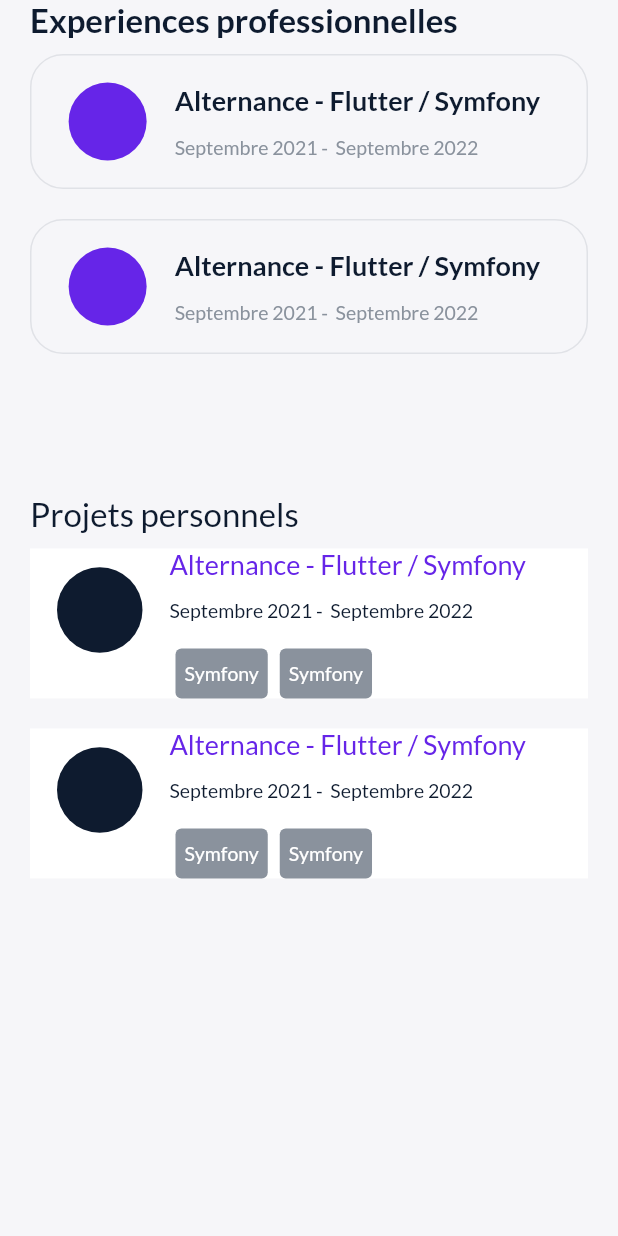
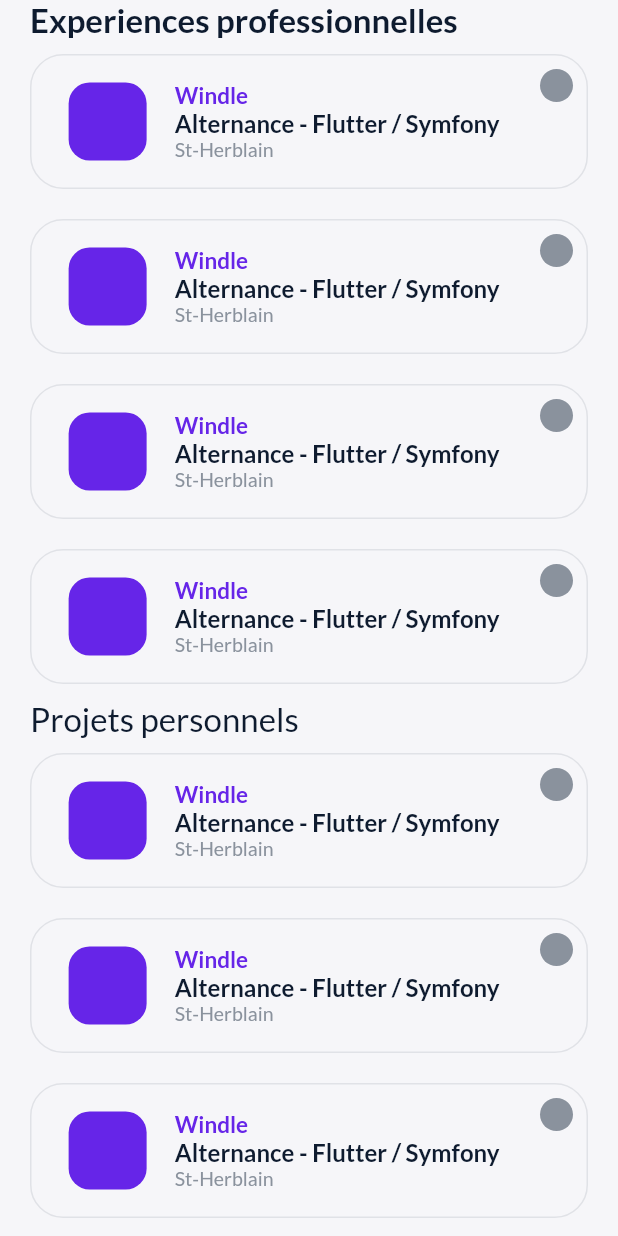
Before and after one commit to BaptisteLecat/portfolio_app, a Flutter app: the PracticesView screen opened directly, on a phone screen of 412 x 824 dp. Run offline on Flutter 3.47's test engine with Material 2 defaults, Android fonts, the phone set to English and light mode, and no system bars; our stand-ins replace bloc, equatable, flutter_bloc, liquid_swipe.

Commit message:
Rework practices cards.

```diff
--- a/lib/presentation/feature/practice/view/practices_view.dart
+++ b/lib/presentation/feature/practice/view/practices_view.dart
@@ -1,4 +1,6 @@
 import 'package:flutter/material.dart';
+import 'package:portfolio_app/presentation/feature/practice/screen/practice_screen.dart';
+import 'package:portfolio_app/presentation/feature/practice/widget/practice_card.dart';
 import 'package:portfolio_app/presentation/widget/theme/colors.dart';
 
 class PracticesView extends StatelessWidget {
@@ -10,12 +12,14 @@ class PracticesView extends StatelessWidget {
         body: SafeArea(
       child: Padding(
         padding: const EdgeInsets.symmetric(horizontal: 20),
+        child: SingleChildScrollView(
           child: Flex(
+            mainAxisSize: MainAxisSize.min,
             direction: Axis.vertical,
             children: [
-            Expanded(
-              flex: 2,
+              SizedBox(
                 child: Column(
+                  mainAxisSize: MainAxisSize.min,
                   crossAxisAlignment: CrossAxisAlignment.start,
                   children: [
                     Text(
@@ -23,68 +27,28 @@ class PracticesView extends StatelessWidget {
                       style: Theme.of(context).textTheme.headline4!.copyWith(
                           color: secondaryColor, fontWeight: FontWeight.w600),
                     ),
-                  Expanded(
+                    SizedBox(
                       child: ListView.builder(
-                        itemCount: 2,
+                          physics: NeverScrollableScrollPhysics(),
+                          shrinkWrap: true,
+                          itemCount: 4,
                           itemBuilder: ((context, index) {
-                          return Container(
-                            margin: const EdgeInsets.symmetric(vertical: 10),
-                            height: 90,
-                            padding: const EdgeInsets.all(6),
-                            decoration: BoxDecoration(
-                              border: Border.all(
-                                  color:
-                                      secondaryColorBrighter.withOpacity(0.2),
-                                  width: 1),
-                              borderRadius: BorderRadius.circular(22),
-                            ),
-                            child: Row(children: [
-                              Expanded(
-                                flex: 1,
-                                child: Padding(
-                                  padding: const EdgeInsets.all(12),
-                                  child: Container(
-                                      decoration: BoxDecoration(
-                                          shape: BoxShape.circle,
-                                          color: primaryColor)),
-                                ),
-                              ),
-                              Expanded(
-                                flex: 3,
-                                child: Column(
-                                  mainAxisAlignment:
-                                      MainAxisAlignment.spaceEvenly,
-                                  crossAxisAlignment: CrossAxisAlignment.start,
-                                  children: [
-                                    Text(
-                                      "Alternance - Flutter / Symfony",
-                                      style: Theme.of(context)
-                                          .textTheme
-                                          .headline6!
-                                          .copyWith(
-                                              color: secondaryColor,
-                                              fontWeight: FontWeight.w600),
-                                    ),
-                                    Text(
-                                      "Septembre 2021 -  Septembre 2022",
-                                      style: Theme.of(context)
-                                          .textTheme
-                                          .bodyText2!
-                                          .copyWith(
-                                              color: secondaryColorBrighter),
-                                    ),
-                                  ],
-                                ),
-                              )
-                            ]),
-                          );
+                            return GestureDetector(
+                                onTap: (() {
+                                  Navigator.push(
+                                      context,
+                                      MaterialPageRoute(
+                                          builder: ((context) =>
+                                              PracticeScreen())));
+                                }),
+                                child: PracticeCard());
                           })),
                     ),
                   ],
                 ),
               ),
-            Expanded(
-              flex: 3,
+              Flexible(
+                flex: 4,
                 child: Column(
                   crossAxisAlignment: CrossAxisAlignment.start,
                   children: [
@@ -95,83 +59,13 @@ class PracticesView extends StatelessWidget {
                           .headline4!
                           .copyWith(color: secondaryColor),
                     ),
-                  Expanded(
+                    SizedBox(
                       child: ListView.builder(
-                        itemCount: 2,
+                          itemCount: 5,
+                          physics: NeverScrollableScrollPhysics(),
+                          shrinkWrap: true,
                           itemBuilder: ((context, index) {
-                          return Container(
-                            margin: EdgeInsets.symmetric(vertical: 10),
-                            height: 100,
-                            color: lightBackgroundColor,
-                            child: Row(children: [
-                              Expanded(
-                                flex: 1,
-                                child: Padding(
-                                  padding: const EdgeInsets.only(
-                                      bottom: 18.0, left: 18, right: 18),
-                                  child: Container(
-                                      decoration: BoxDecoration(
-                                          shape: BoxShape.circle,
-                                          color: secondaryColor)),
-                                ),
-                              ),
-                              Expanded(
-                                flex: 3,
-                                child: Column(
-                                  crossAxisAlignment: CrossAxisAlignment.start,
-                                  children: [
-                                    Expanded(
-                                      child: Text(
-                                        "Alternance - Flutter / Symfony",
-                                        style: Theme.of(context)
-                                            .textTheme
-                                            .headline6!
-                                            .copyWith(color: primaryColor),
-                                      ),
-                                    ),
-                                    Expanded(
-                                      child: Text(
-                                        "Septembre 2021 -  Septembre 2022",
-                                        style: Theme.of(context)
-                                            .textTheme
-                                            .bodyText2!
-                                            .copyWith(color: secondaryColor),
-                                      ),
-                                    ),
-                                    Expanded(
-                                      flex: 1,
-                                      child: ListView.builder(
-                                          scrollDirection: Axis.horizontal,
-                                          itemCount: 2,
-                                          itemBuilder: ((context, index) {
-                                            return Container(
-                                              decoration: BoxDecoration(
-                                                  color: secondaryColorBrighter,
-                                                  borderRadius:
-                                                      BorderRadius.circular(4)),
-                                              margin: EdgeInsets.symmetric(
-                                                  horizontal: 4),
-                                              padding: EdgeInsets.symmetric(
-                                                horizontal: 6,
-                                              ),
-                                              child: Center(
-                                                child: Text(
-                                                  "Symfony",
-                                                  style: Theme.of(context)
-                                                      .textTheme
-                                                      .bodyText2!
-                                                      .copyWith(
-                                                          color: Colors.white),
-                                                ),
-                                              ),
-                                            );
-                                          })),
-                                    )
-                                  ],
-                                ),
-                              )
-                            ]),
-                          );
+                            return PracticeCard();
                           })),
                     ),
                   ],
@@ -180,6 +74,7 @@ class PracticesView extends StatelessWidget {
             ],
           ),
         ),
+      ),
     ));
   }
 }
--- /dev/null
+++ b/lib/presentation/feature/practice/widget/practice_card.dart
@@ -0,0 +1,74 @@
+import 'package:flutter/material.dart';
+import 'package:portfolio_app/presentation/widget/theme/colors.dart';
+
+class PracticeCard extends StatelessWidget {
+  const PracticeCard({Key? key}) : super(key: key);
+
+  @override
+  Widget build(BuildContext context) {
+    return Container(
+      margin: const EdgeInsets.symmetric(vertical: 10),
+      height: 90,
+      padding: const EdgeInsets.all(6),
+      decoration: BoxDecoration(
+        border: Border.all(
+            color: secondaryColorBrighter.withOpacity(0.2), width: 1),
+        borderRadius: BorderRadius.circular(22),
+      ),
+      child: Stack(
+        children: [
+          Positioned(
+            top: 3,
+            right: 3,
+            child: Container(
+              decoration: BoxDecoration(
+                  color: secondaryColorBrighter, shape: BoxShape.circle),
+              height: 22,
+              width: 22,
+            ),
+          ),
+          Row(children: [
+            Expanded(
+              flex: 1,
+              child: Center(
+                child: Container(
+                    height: 52,
+                    width: 52,
+                    decoration: BoxDecoration(
+                        color: primaryColor,
+                        borderRadius: BorderRadius.circular(14))),
+              ),
+            ),
+            Expanded(
+              flex: 3,
+              child: Column(
+                mainAxisAlignment: MainAxisAlignment.spaceEvenly,
+                mainAxisSize: MainAxisSize.min,
+                crossAxisAlignment: CrossAxisAlignment.start,
+                children: [
+                  Text(
+                    "Windle",
+                    style: Theme.of(context).textTheme.bodyText1!.copyWith(
+                        color: primaryColor, fontWeight: FontWeight.w600),
+                  ),
+                  Text(
+                    "Alternance - Flutter / Symfony",
+                    style: Theme.of(context).textTheme.headline6!.copyWith(
+                        color: secondaryColor, fontWeight: FontWeight.w600),
+                  ),
+                  Text(
+                    "St-Herblain",
+                    style: Theme.of(context)
+                        .textTheme
+                        .bodyText2!
+                        .copyWith(color: secondaryColorBrighter),
+                  ),
+                ],
+              ),
+            ),
+          ]),
+        ],
+      ),
+    );
+  }
+}
--- a/lib/presentation/widget/theme/theme.dart
+++ b/lib/presentation/widget/theme/theme.dart
@@ -32,7 +32,7 @@ ThemeData basicTheme() {
       ),
       headline6: TextStyle(
           fontFamily: 'Lato',
-          fontSize: 18,
+          fontSize: 16,
           color: secondaryColorLessOpacity,
           fontWeight: FontWeight.w400),
       subtitle1: TextStyle(
```
Lines whose indentation alone changed are shown as unchanged.
